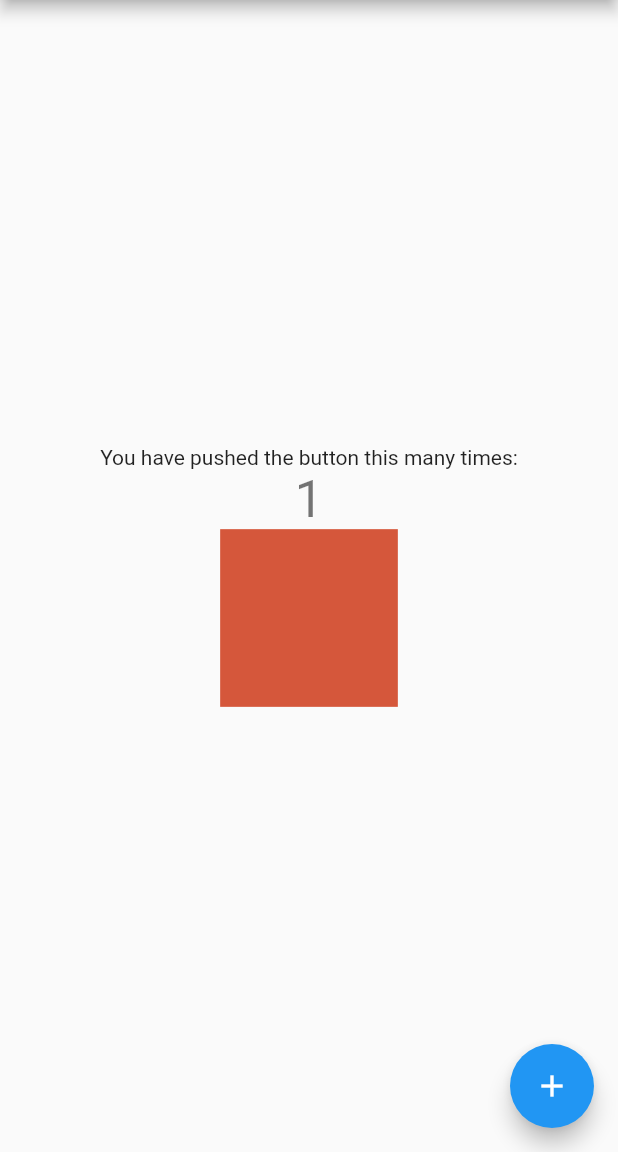
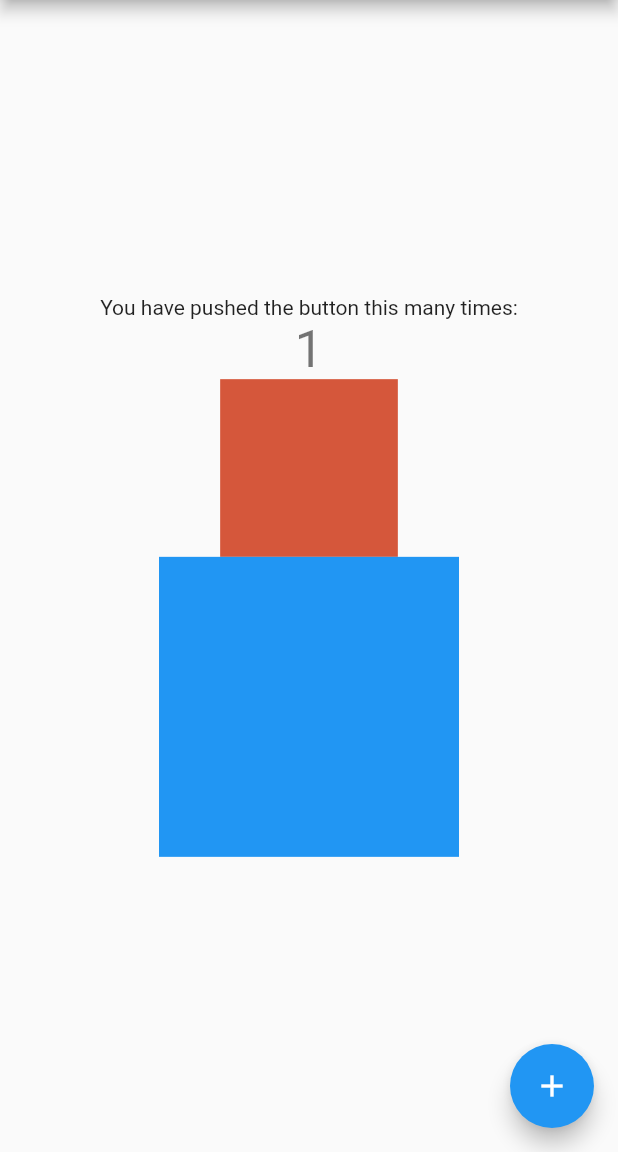
Before and after one commit to Rukshaa/Animation, a Flutter app: the screen it shows after launch, after a tap on the "add" icon, on a phone screen of 412 x 824 dp, the part 84-1236 px from its top. Run offline on Flutter 3.47's test engine with Material 2 defaults, Android fonts, the phone set to English and light mode, and no system bars.

```diff
--- a/lib/main.dart
+++ b/lib/main.dart
@@ -31,6 +31,7 @@ class MyHomePage extends StatefulWidget {
 class _MyHomePageState extends State<MyHomePage> {
   int _counter = 0;
   bool _change = false;
+  double _end =400;
 
   void _incrementCounter() {
     setState(() {
@@ -63,6 +64,25 @@ class _MyHomePageState extends State<MyHomePage> {
                 width: _change ? 200: 100,
                 color: _change? Colors.green: Colors.red
             ),
+
+            TweenAnimationBuilder(
+                tween: Tween<double>(begin:100.0, end: 200.0),
+                onEnd:(){
+                  setState(()
+                  {
+                    _end = _end -50;
+                  });
+                },
+                duration: Duration(seconds:1),
+                builder: (context, double value,child){
+                  print(value);
+                  return Container(
+                    width:value,
+                    height:value,
+                    color:Colors.blue,
+                  );
+                },
+            ),
           ],
         ),
       ),
```
